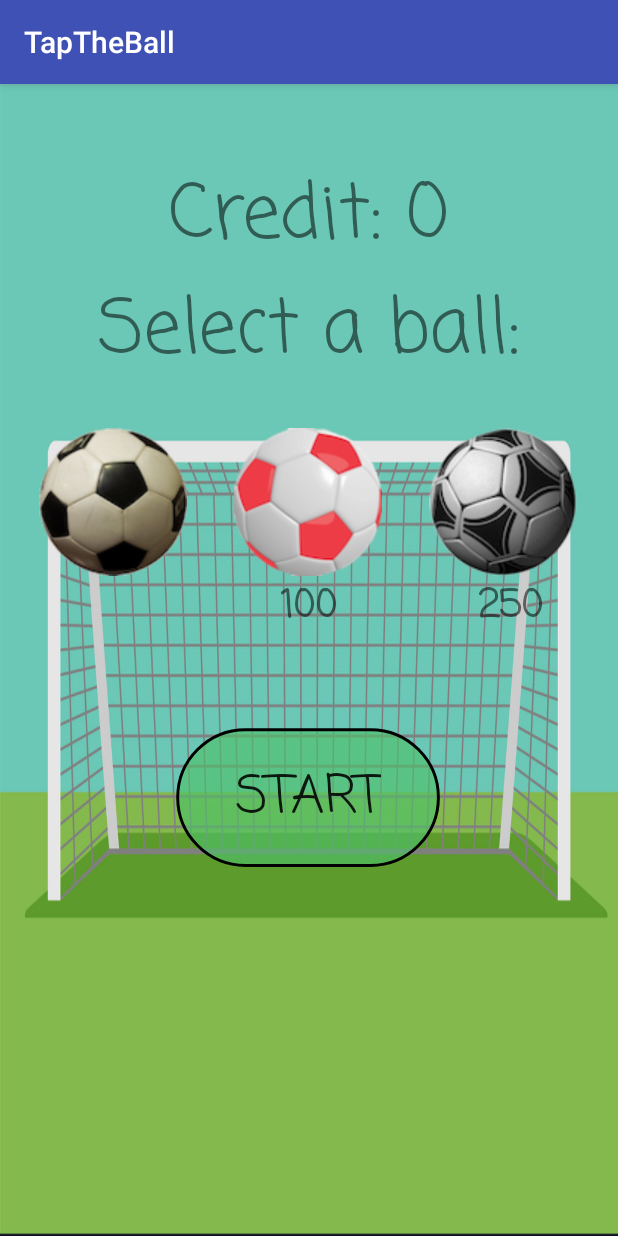
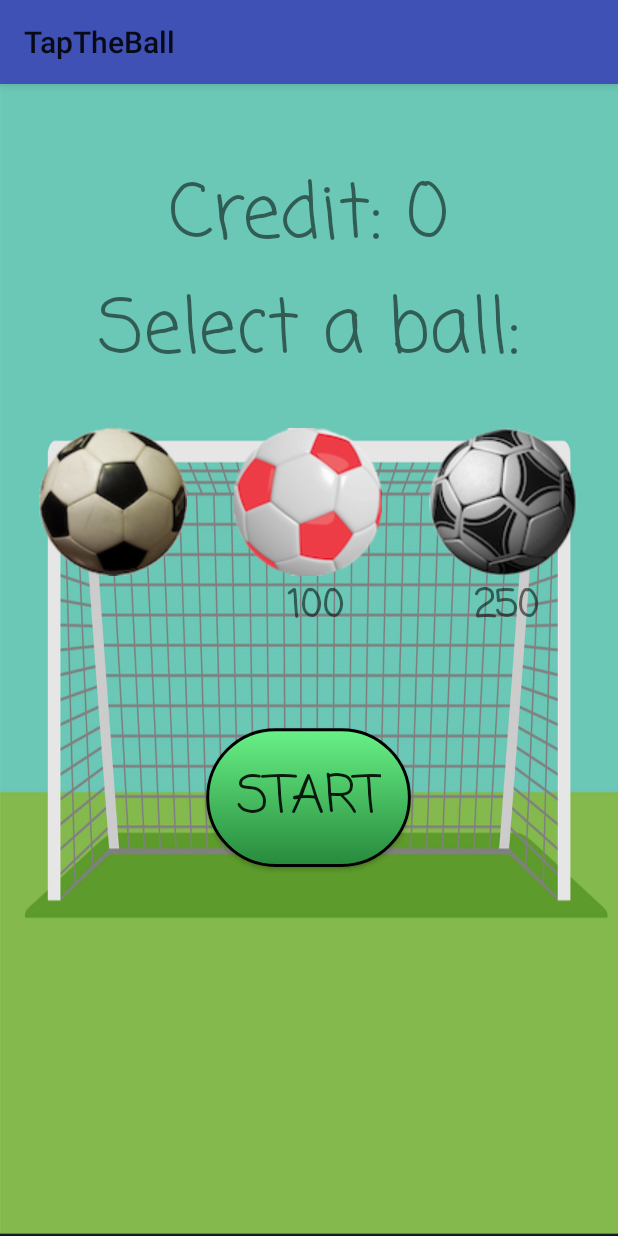
Before and after one commit to MayheMatan/TapTheBall, an Android app: the ChooseActivity screen opened directly, with no data from a screen before it, on a phone screen of 412 x 824 dp. Run offline under Robolectric (Android 15) with nearby library versions, the phone set to English and light mode, and no system bars.

Commit message:
fixes added

```diff
--- a/app/src/main/res/drawable/textview_shape.xml
+++ b/app/src/main/res/drawable/textview_shape.xml
@@ -4,10 +4,13 @@
     <item android:state_pressed="false">
         <shape android:shape="rectangle">
             <corners android:radius="100dp"/>
-            <solid android:color="#A14EC269"/>
-            <padding android:left="0dp"
+            <!--<solid android:color="#A14EC269"/>-->
+            <gradient android:startColor="#68F187"
+                android:endColor="#278A3C"
+                android:angle="270"/>
+            <padding android:left="10dp"
                 android:top="0dp"
-                android:right="0dp"
+                android:right="10dp"
                 android:bottom="0dp"/>
             <stroke android:width="2dp"
                 android:color="#000"/>
@@ -18,9 +21,9 @@
         <shape android:shape="rectangle">
             <corners android:radius="100dp"/>
             <solid android:color="#65CCDB"/>
-            <padding android:left="0dp"
+            <padding android:left="10dp"
                 android:top="0dp"
-                android:right="0dp"
+                android:right="10dp"
                 android:bottom="0dp"/>
             <stroke android:width="2dp"
                 android:color="#000"/>
--- a/app/src/main/res/layout/activity_choose.xml
+++ b/app/src/main/res/layout/activity_choose.xml
@@ -35,22 +35,46 @@
         android:layout_marginStart="25dp"
         android:layout_marginTop="25dp"/>
 
+    <LinearLayout
+        android:layout_width="match_parent"
+        android:layout_height="wrap_content"
+        android:layout_below="@id/noob_ball"
+        android:layout_centerHorizontal="true"
+        android:layout_centerInParent="true"
+        android:weightSum="3">
+
+
         <TextView
-        android:id="@+id/ball_med_amount"
-        android:layout_width="wrap_content"
-        android:layout_height="wrap_content"
+            android:id="@+id/ball_noob_amount"
+            android:layout_width="0dp"
+            android:layout_height="match_parent"
+            android:layout_weight="1.2"
             android:layout_below="@id/med_ball"
             android:layout_centerHorizontal="true"
-        android:text="100"
             android:fontFamily="casual"
             android:textStyle="bold"
             android:textSize="25sp"/>
 
         <TextView
+            android:id="@+id/ball_med_amount"
+            android:layout_width="0dp"
+            android:layout_height="match_parent"
+            android:layout_below="@id/med_ball"
+            android:layout_centerHorizontal="true"
+            android:layout_weight="1.1"
+            android:fontFamily="casual"
+            android:gravity="center"
+            android:text="100"
+            android:textSize="25sp"
+            android:textStyle="bold" />
+
+        <TextView
             android:id="@+id/ball_expert_amount"
-        android:layout_width="wrap_content"
-        android:layout_height="wrap_content"
+            android:layout_width="0dp"
+            android:layout_height="match_parent"
+            android:layout_weight="1"
             android:layout_below="@id/expert_ball"
+            android:gravity="center"
             android:layout_alignParentEnd="true"
             android:layout_marginTop="0dp"
             android:layout_marginEnd="50dp"
@@ -58,6 +82,8 @@
             android:text="250"
             android:textSize="25sp"
             android:textStyle="bold" />
+
+    </LinearLayout>
 
     <ImageButton
         android:id="@+id/med_ball"
@@ -92,8 +118,6 @@
         android:text="@string/start"
         android:textSize="35sp"
         android:padding="20dp"
-        android:paddingStart="40sp"
-        android:paddingEnd="40sp"
         android:fontFamily="casual"/>
 
 </RelativeLayout>
--- a/app/src/main/res/layout/activity_main.xml
+++ b/app/src/main/res/layout/activity_main.xml
@@ -82,6 +82,7 @@
         android:paddingEnd="20dp"/>
 
     <Button
+        android:visibility="gone"
         android:id="@+id/leader"
         android:layout_width="wrap_content"
         android:layout_height="wrap_content"
--- a/app/src/main/res/layout/activity_play.xml
+++ b/app/src/main/res/layout/activity_play.xml
@@ -1,7 +1,7 @@
 <?xml version="1.0" encoding="utf-8"?>
 <FrameLayout xmlns:android="http://schemas.android.com/apk/res/android"
     xmlns:tools="http://schemas.android.com/tools"
-    android:id="@+id/FullFrameLauout"
+    android:id="@+id/FullFrameLayout"
     android:layout_width="match_parent"
     android:layout_height="match_parent"
     android:background="@drawable/noob_field"
@@ -14,6 +14,6 @@
         android:textColor="@color/colorWhite"
         android:textSize="30sp"
         android:textStyle="bold"
-        android:layout_marginStart="15dp" />
+        android:layout_margin="10dp" />
 
 </FrameLayout>
--- a/app/src/main/res/layout/fragment_start.xml
+++ b/app/src/main/res/layout/fragment_start.xml
@@ -55,5 +55,6 @@
         android:background="@drawable/fragment_background"
         android:gravity="center"
         android:text="@string/back_to_main"
-        android:textAllCaps="false" />
+        android:textAllCaps="false"
+        android:fontFamily="casual"/>
 </LinearLayout>
--- a/app/src/main/res/layout/no_funds_dialog.xml
+++ b/app/src/main/res/layout/no_funds_dialog.xml
@@ -26,6 +26,7 @@
         android:background="@drawable/textview_shape"
         android:gravity="center"
         android:text="@string/back"
-        android:textAllCaps="false" />
+        android:textAllCaps="false"
+        android:fontFamily="casual"/>
 
 </RelativeLayout>
--- a/app/src/main/res/values/styles.xml
+++ b/app/src/main/res/values/styles.xml
@@ -1,7 +1,7 @@
 <resources>
 
     <!-- Base application theme. -->
-    <style name="AppTheme" parent="Theme.AppCompat.Light.DarkActionBar">
+    <style name="AppTheme" parent="Theme.AppCompat.Light">
         <!-- Customize your theme here. -->
         <item name="colorPrimary">@color/colorPrimary</item>
         <item name="colorPrimaryDark">@color/colorPrimaryDark</item>
```
Also changed, not shown: app/src/main/AndroidManifest.xml (+17 -6 lines), app/src/main/java/com/mayhematan/taptheball/Ball.java (+4 -4 lines), app/src/main/java/com/mayhematan/taptheball/ChooseActivity.java (+11 -9 lines), app/src/main/java/com/mayhematan/taptheball/LeaderBoardActivity.java (+15 -12 lines), app/src/main/java/com/mayhematan/taptheball/MainActivity.java (+26 -9 lines), app/src/main/java/com/mayhematan/taptheball/PlayActivity.java (+40 -18 lines), app/src/main/java/com/mayhematan/taptheball/PlayerAdapter.java (+6 -8 lines), app/src/main/java/com/mayhematan/taptheball/StartFragment.java (+7 -7 lines), app/src/main/res/layout/purchese_dialog.xml (+4 -3 lines), app/src/main/res/values/strings.xml (+10 -0 lines), 1 other file. Lines whose indentation alone changed are shown as unchanged.
